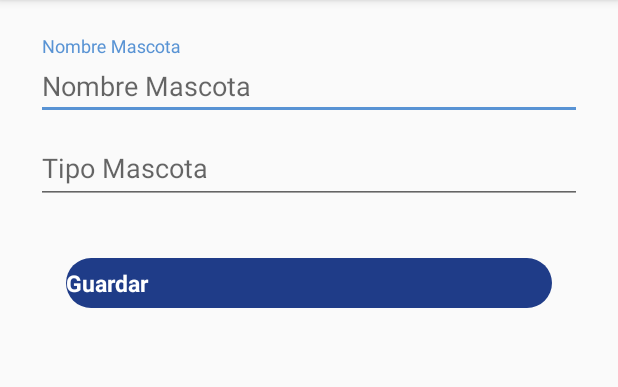
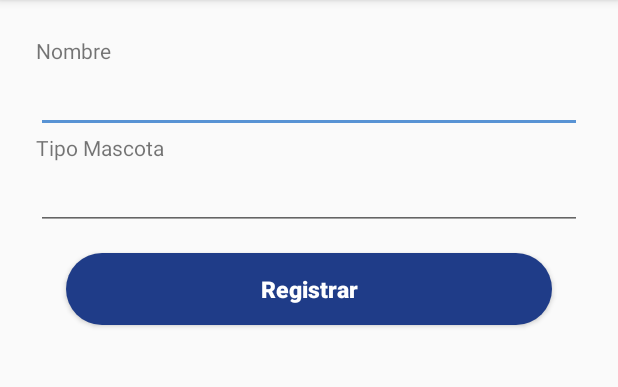
Before and after one commit to Rosi2/Spetcare, an Android app: the mascota screen opened directly, with no data from a screen before it, on a phone screen of 412 x 824 dp, the part 84-471 px from its top. Run offline under Robolectric (Android 15) with nearby library versions, the phone set to English and light mode, and no system bars; our stand-ins replace Firebase (no records; nobody signed in at launch, a user with empty details on screens opened directly).

Commit message:
registro mascota

```diff
--- a/app/src/main/java/com/example/hphp/spetcare/mascota.java
+++ b/app/src/main/java/com/example/hphp/spetcare/mascota.java
@@ -23,8 +23,8 @@ public class mascota extends AppCompatActivity {
         super.onCreate(savedInstanceState);
         setContentView(R.layout.activity_mascota);
 
-        boton1 = (Button)findViewById(R.id.guardar);
-        nombre = (EditText) findViewById(R.id.nombreM);
+        boton1 = (Button)findViewById(R.id.guardarM);
+        nombre = (EditText) findViewById(R.id.nombre);
         tipo = (EditText) findViewById(R.id.tipo);
         databaseReference= FirebaseDatabase.getInstance().getReference();
         txtUser =(TextView)findViewById(R.id.textser);
@@ -33,11 +33,9 @@ public class mascota extends AppCompatActivity {
         boton1.setOnClickListener(new View.OnClickListener() {
             @Override
             public void onClick(View v) {
-                seleccionado = nombre.getText().toString();
-                seleccionado1 = tipo.getText().toString();
-                datos p1 = new datos(seleccionado);
-                databaseReference.child(MainActivity.usuario).child("Mi mascota").setValue(nombre);
-                databaseReference.child(MainActivity.usuario).child("Mi mascota").setValue(tipo);
+                //datos p1 = new datos(Welcome_Activity.prueba);
+                //databaseReference.child(Welcome_Activity.prueba).child("Mi mascota").setValue(nombre);
+                //databaseReference.child(Welcome_Activity.prueba).child("Mi mascota").setValue(tipo);
                 Intent myintent = new Intent(getApplicationContext(),Welcome_Activity.class);
                 startActivity(myintent);
 
--- a/app/src/main/res/layout/activity_mascota.xml
+++ b/app/src/main/res/layout/activity_mascota.xml
@@ -15,58 +15,47 @@
         android:padding="24dp"
         android:paddingTop="16dp">
 
-        <android.support.design.widget.TextInputLayout
+        <TextView
+            android:id="@+id/textView2"
+            android:layout_width="match_parent"
+            android:layout_height="wrap_content"
+            android:text="Nombre" />
+        <EditText
             android:id="@+id/nombre"
             android:layout_width="match_parent"
             android:layout_height="wrap_content"
-            android:hint="Nombre Mascota">
-
-            <android.support.design.widget.TextInputEditText
-                android:id="@+id/nombreM"
+            android:ems="10"
+            android:inputType="textEmailAddress"
+            tools:layout_editor_absoluteX="84dp"
+            tools:layout_editor_absoluteY="232dp" />
+        <TextView
+            android:id="@+id/textView3"
             android:layout_width="match_parent"
             android:layout_height="wrap_content"
-                android:hint="Nombre Mascota"
-                android:inputType="text"
-                android:maxLines="1" />
-        </android.support.design.widget.TextInputLayout>
-
-        <android.support.design.widget.TextInputLayout
-            android:id="@+id/tipoo"
-            android:layout_width="match_parent"
-            android:layout_height="wrap_content"
-            app:errorEnabled="true">
-
-            <android.support.design.widget.TextInputEditText
+            android:text="Tipo Mascota" />
+        <EditText
             android:id="@+id/tipo"
             android:layout_width="match_parent"
             android:layout_height="wrap_content"
-                android:hint="Tipo Mascota"
-                android:inputType="text" />
-        </android.support.design.widget.TextInputLayout>
-        <RelativeLayout
-            android:layout_width="match_parent"
-            android:layout_height="wrap_content">
-
-            <android.support.design.button.MaterialButton
-                android:id="@+id/guardar"
+            android:ems="10"
+            android:inputType="textEmailAddress"
+            tools:layout_editor_absoluteX="84dp"
+            tools:layout_editor_absoluteY="232dp" />
+        <Button
+            android:id="@+id/guardarM"
             android:layout_width="match_parent"
             android:layout_height="wrap_content"
             android:layout_marginLeft="20dp"
             android:layout_marginTop="15dp"
             android:layout_marginRight="20dp"
             android:layout_marginBottom="10dp"
-                android:background="@drawable/button_rgt2"
+            android:background="@drawable/button"
+            android:text="Registrar"
             android:textAllCaps="false"
-                android:textColor="#ffff"
+            android:textColor="#FFFF"
             android:textSize="15dp"
             android:textStyle="bold"
-                android:onClick="miMascota"
-                android:layout_alignParentEnd="true"
-                android:layout_alignParentRight="true"
-
-                android:text= "Guardar" />
-
-        </RelativeLayout>
+            />
     </LinearLayout>
 
 </android.support.constraint.ConstraintLayout>
```
Lines whose indentation alone changed are shown as unchanged.
